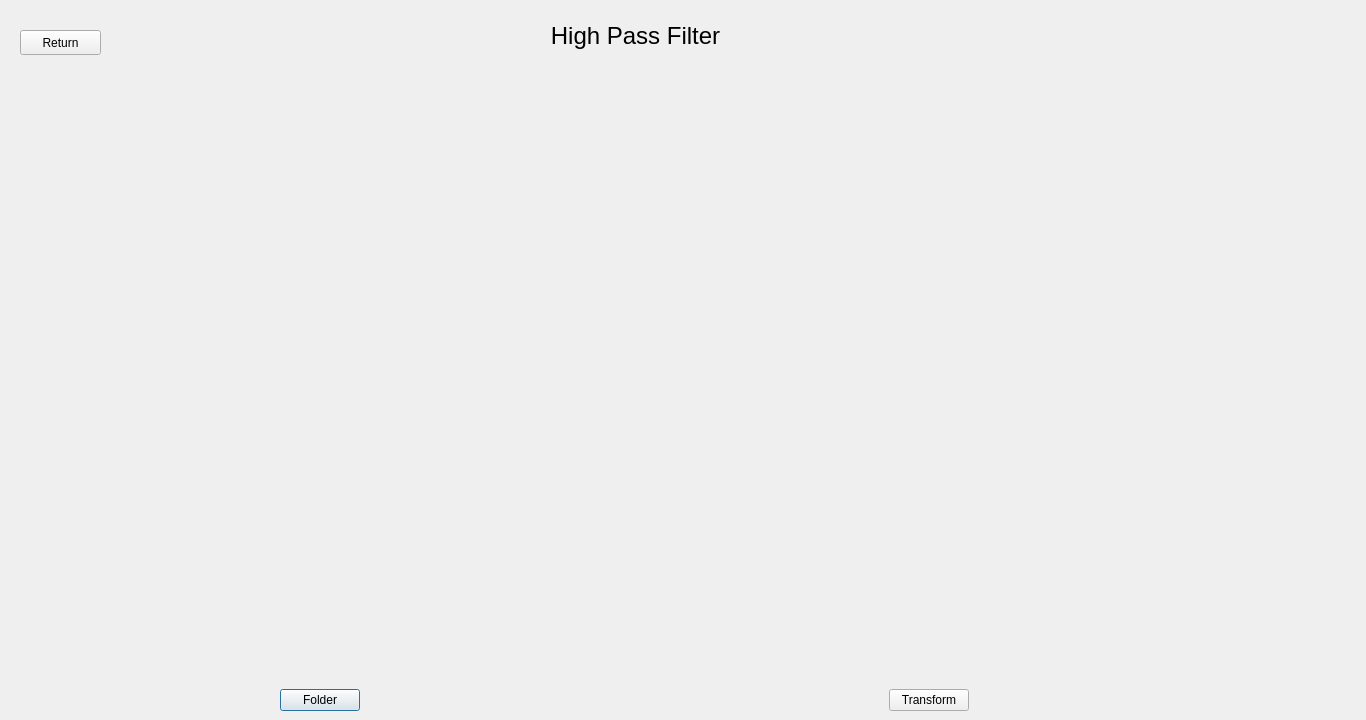
This is FiltOption/HighPassFilt/src/HighPassFilt/highpassfilt.ui in Rodelph/Image-Processing-Utility as Qt 5 draws it before an edit. The edited form follows.
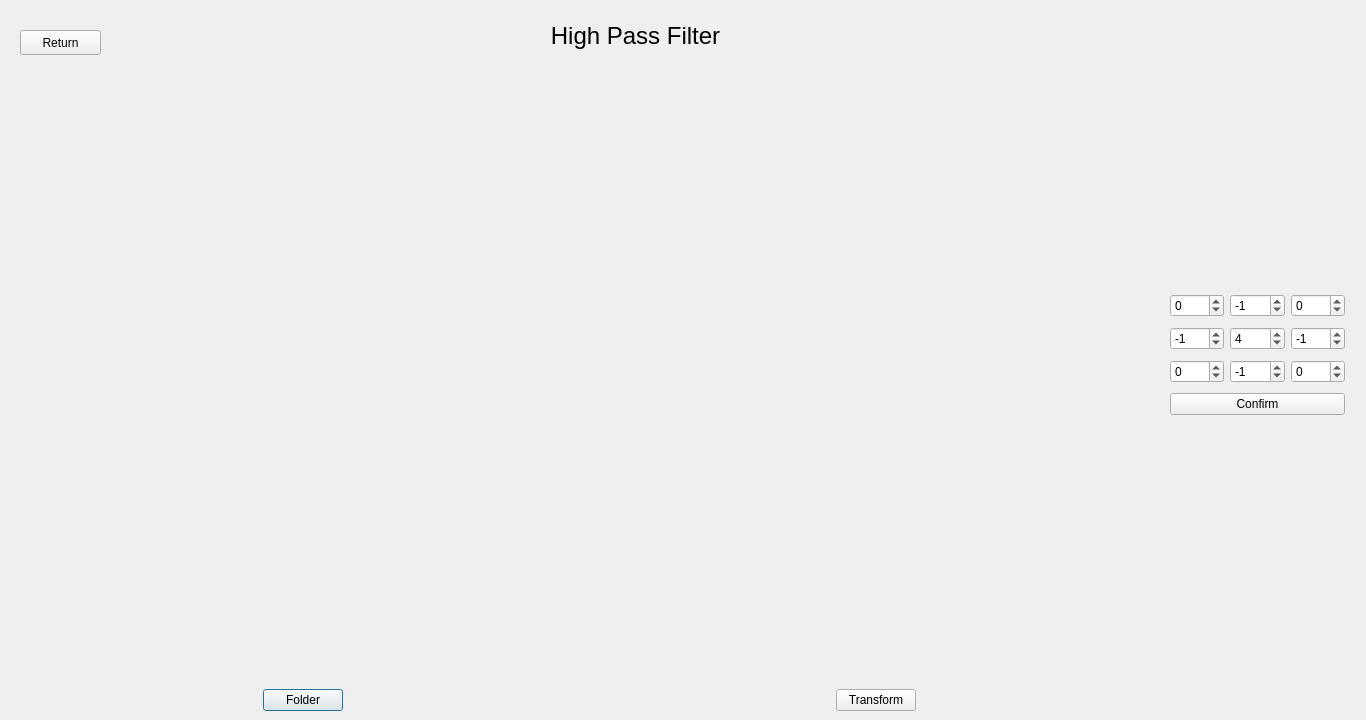
This is the edited form.

```diff
--- a/FiltOption/HighPassFilt/src/HighPassFilt/highpassfilt.ui
+++ b/FiltOption/HighPassFilt/src/HighPassFilt/highpassfilt.ui
@@ -35,9 +35,9 @@
    <property name="geometry">
     <rect>
      <x>19</x>
-     <y>80</y>
-     <width>1211</width>
-     <height>631</height>
+     <y>70</y>
+     <width>1141</width>
+     <height>641</height>
     </rect>
    </property>
    <layout class="QHBoxLayout" name="horizontalLayout">
@@ -113,6 +113,115 @@
     <set>Qt::AlignCenter</set>
    </property>
   </widget>
+  <widget class="QWidget" name="verticalLayoutWidget">
+   <property name="geometry">
+    <rect>
+     <x>1170</x>
+     <y>290</y>
+     <width>175</width>
+     <height>129</height>
+    </rect>
+   </property>
+   <layout class="QVBoxLayout" name="verticalLayout_3">
+    <item>
+     <layout class="QHBoxLayout" name="horizontalLayout_4">
+      <item>
+       <widget class="QSpinBox" name="spinBox_1">
+        <property name="minimum">
+         <number>-99</number>
+        </property>
+       </widget>
+      </item>
+      <item>
+       <widget class="QSpinBox" name="spinBox_2">
+        <property name="minimum">
+         <number>-99</number>
+        </property>
+        <property name="value">
+         <number>-1</number>
+        </property>
+       </widget>
+      </item>
+      <item>
+       <widget class="QSpinBox" name="spinBox_3">
+        <property name="minimum">
+         <number>-99</number>
+        </property>
+       </widget>
+      </item>
+     </layout>
+    </item>
+    <item>
+     <layout class="QHBoxLayout" name="horizontalLayout_3">
+      <item>
+       <widget class="QSpinBox" name="spinBox_4">
+        <property name="minimum">
+         <number>-99</number>
+        </property>
+        <property name="value">
+         <number>-1</number>
+        </property>
+       </widget>
+      </item>
+      <item>
+       <widget class="QSpinBox" name="spinBox_5">
+        <property name="minimum">
+         <number>-99</number>
+        </property>
+        <property name="value">
+         <number>4</number>
+        </property>
+       </widget>
+      </item>
+      <item>
+       <widget class="QSpinBox" name="spinBox_6">
+        <property name="minimum">
+         <number>-99</number>
+        </property>
+        <property name="value">
+         <number>-1</number>
+        </property>
+       </widget>
+      </item>
+     </layout>
+    </item>
+    <item>
+     <layout class="QHBoxLayout" name="horizontalLayout_5">
+      <item>
+       <widget class="QSpinBox" name="spinBox_7">
+        <property name="minimum">
+         <number>-99</number>
+        </property>
+       </widget>
+      </item>
+      <item>
+       <widget class="QSpinBox" name="spinBox_8">
+        <property name="minimum">
+         <number>-99</number>
+        </property>
+        <property name="value">
+         <number>-1</number>
+        </property>
+       </widget>
+      </item>
+      <item>
+       <widget class="QSpinBox" name="spinBox_9">
+        <property name="minimum">
+         <number>-99</number>
+        </property>
+       </widget>
+      </item>
+     </layout>
+    </item>
+    <item>
+     <widget class="QPushButton" name="confBtn">
+      <property name="text">
+       <string>Confirm</string>
+      </property>
+     </widget>
+    </item>
+   </layout>
+  </widget>
  </widget>
  <resources/>
  <connections/>
```
